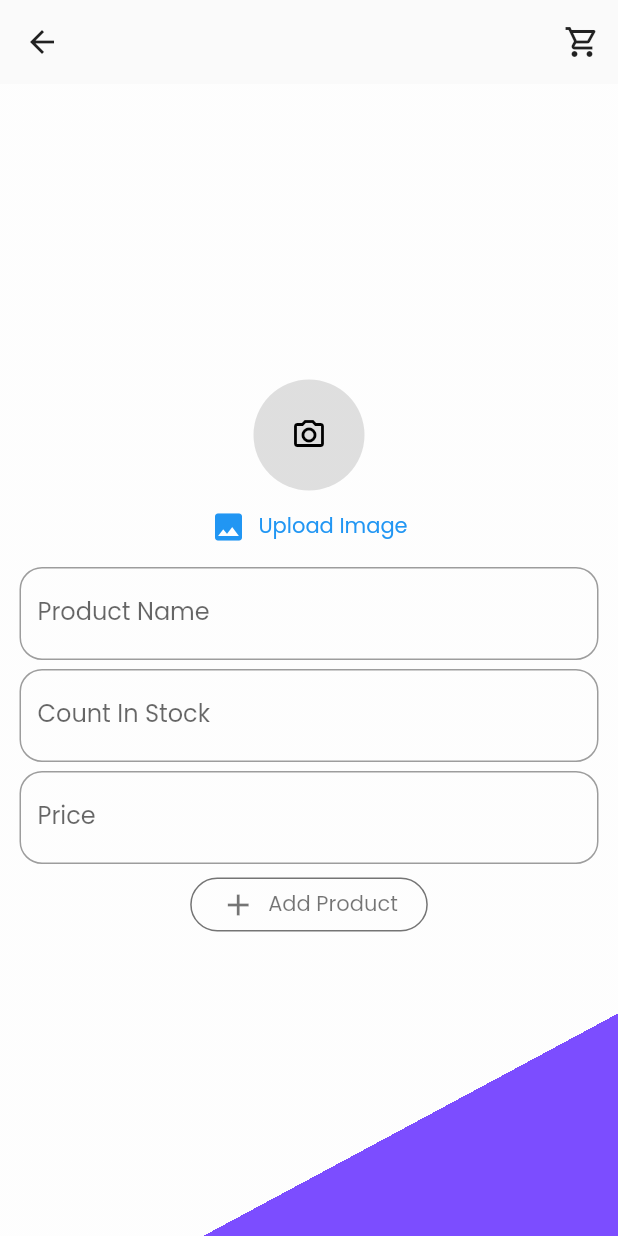
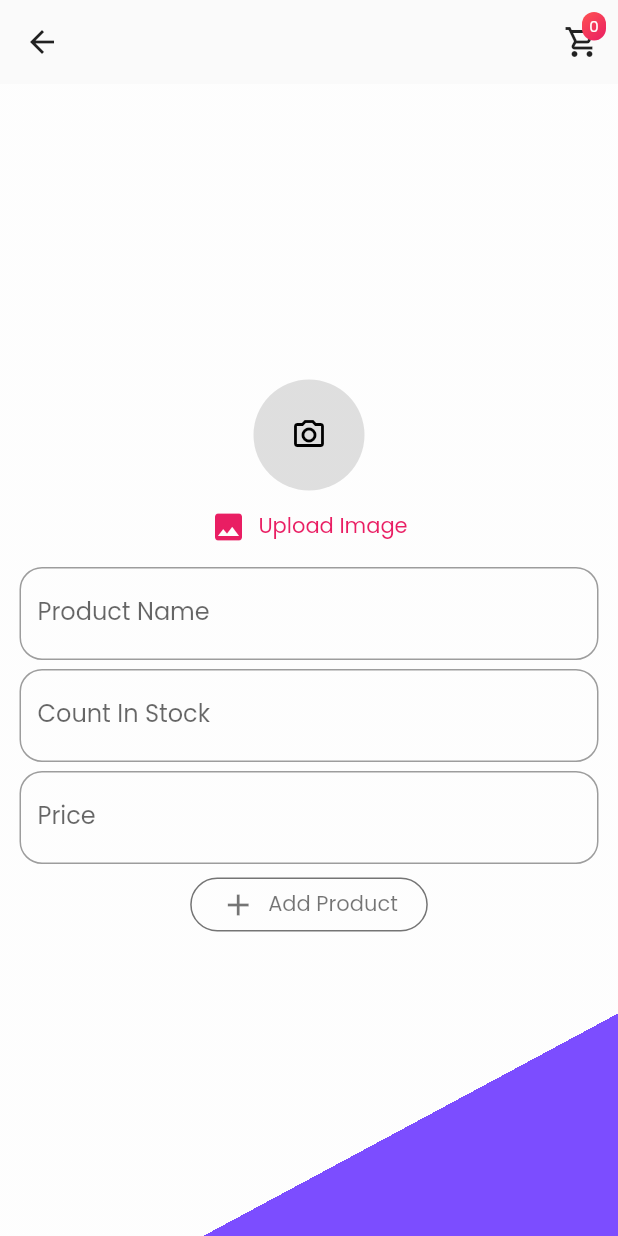
Before and after one commit to RGTechno/ANYMART, a Flutter app: the AddProduct screen opened by its route, on a phone screen of 412 x 824 dp. Run offline on Flutter 3.47's test engine with Material 2 defaults, Android fonts, the light colour scheme and no system bars; our stand-ins replace cloud_firestore, firebase_auth, firebase_core, firebase_storage, google_fonts, image_picker; accounts and stored records are empty; network calls fail.

Commit message:
cart badge

```diff
--- a/lib/main.dart
+++ b/lib/main.dart
@@ -52,7 +52,8 @@ class MyApp extends StatelessWidget {
         debugShowCheckedModeBanner: false,
         title: 'AnyBuy',
         theme: ThemeData(
-          primarySwatch: Colors.blue,
+          primarySwatch: color3,
+          accentColor: color4,
           fontFamily: "Poppins",
           errorColor: Colors.red,
         ),
--- a/lib/widgets/AppHeader.dart
+++ b/lib/widgets/AppHeader.dart
@@ -1,17 +1,28 @@
 import 'package:anybuy/constants.dart';
+import 'package:anybuy/provider/Cart_Provider.dart';
 import 'package:flutter/material.dart';
+import 'package:provider/provider.dart';
+
+import 'cartBadge.dart';
 
 AppBar appHeader(BuildContext ctx) {
+  final cartData = Provider.of<CartData>(ctx, listen: false);
   final appBar = AppBar(
     iconTheme: IconThemeData(
       color: Colors.black87,
     ),
     actions: [
-      IconButton(
-        icon: Icon(Icons.shopping_cart_outlined),
-        onPressed: () {
-          Navigator.of(ctx).pushNamed(cartScreen);
-        },
+      Consumer<CartData>(
+        builder: (_, cart, ch) => Badge(
+          child: ch,
+          value: cartData.cartItems.length.toString(),
+        ),
+        child: IconButton(
+          icon: Icon(Icons.shopping_cart_outlined),
+          onPressed: () {
+            Navigator.of(ctx).pushNamed(cartScreen);
+          },
+        ),
       ),
     ],
     elevation: 0,
--- /dev/null
+++ b/lib/widgets/cartBadge.dart
@@ -0,0 +1,56 @@
+import 'package:flutter/material.dart';
+
+class Badge extends StatelessWidget {
+  const Badge({
+    Key key,
+    @required this.child,
+    @required this.value,
+    this.lColor1,
+    this.lColor2,
+  }) : super(key: key);
+
+  final Widget child;
+  final String value;
+  final Color lColor1;
+  final Color lColor2;
+
+  @override
+  Widget build(BuildContext context) {
+    return Stack(
+      alignment: Alignment.center,
+      children: [
+        child,
+        Positioned(
+          right: 8,
+          top: 8,
+          child: Container(
+            padding: EdgeInsets.all(2.0),
+            // color: Theme.of(context).accentColor,
+            decoration: BoxDecoration(
+              borderRadius: BorderRadius.circular(10.0),
+              gradient: LinearGradient(
+                  begin: Alignment.topLeft,
+                  end: Alignment.bottomRight,
+                  colors: [
+                    lColor1 != null ? lColor1 : Theme.of(context).accentColor,
+                    lColor2 != null ? lColor2 : Theme.of(context).primaryColor,
+                  ]),
+              // color: color != null ? color : Theme.of(context).accentColor,
+            ),
+            constraints: BoxConstraints(
+              minWidth: 16,
+              minHeight: 16,
+            ),
+            child: Text(
+              value,
+              textAlign: TextAlign.center,
+              style: TextStyle(
+                fontSize: 10,
+              ),
+            ),
+          ),
+        )
+      ],
+    );
+  }
+}
```
